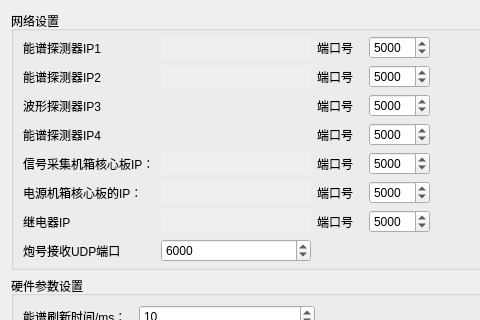
MrXiaomao/HardXrayCamera, file detectorsetting.ui: the form before one commit; both pictures show x 0 to 480 and y 0 to 320 of the 702 by 755 pixel window.
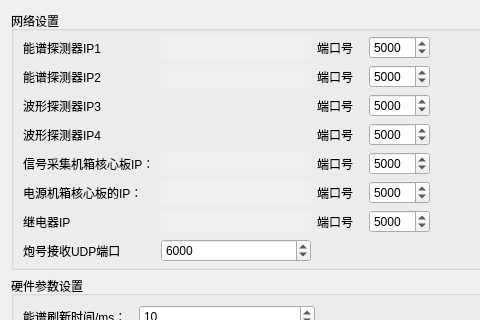
The form after the commit. Custom widgets are drawn as their Qt base class.

Commit message: 波形图像显示正常 arm1原始数据包头目前还有问题，未测试 arm2温度等监测信息解析和显示正常 主界面按钮功能互斥还有问题

```diff
--- a/detectorsetting.ui
+++ b/detectorsetting.ui
@@ -463,7 +463,7 @@
       <item row="4" column="0">
        <widget class="QLabel" name="label_13">
         <property name="text">
-         <string>能谱探测器IP4</string>
+         <string>波形探测器IP4</string>
         </property>
        </widget>
       </item>
```
The commit also changes 6 other files.
